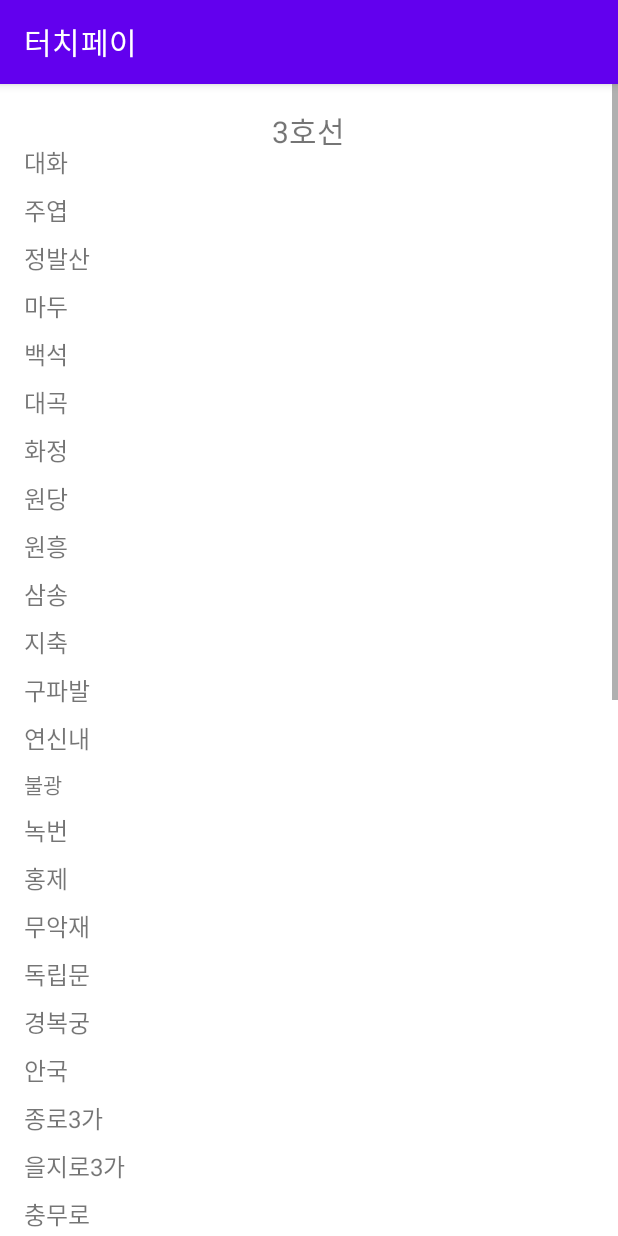
After one commit to maeng-kim/touchpay_project, an Android app: the _4_T_s3Activity screen opened directly, with no data from a screen before it, on a phone screen of 412 x 824 dp. The commit adds this screen. Run offline under Robolectric (Android 15) with nearby library versions, the phone set to English and light mode, and no system bars.

Commit message:
commit ssoh

```diff
--- a/app/src/main/AndroidManifest.xml
+++ b/app/src/main/AndroidManifest.xml
@@ -16,6 +16,9 @@
         android:theme="@style/Theme.Project2"
         android:usesCleartextTraffic="true"
         tools:targetApi="31">
+        <activity
+            android:name="._4_T_s3Activity"
+            android:exported="false" />
         <activity
             android:name="._4_T_s2Activity"
             android:exported="false" />
--- a/app/src/main/java/com/example/project2/_2_DeliveryTaxiActivity.java
+++ b/app/src/main/java/com/example/project2/_2_DeliveryTaxiActivity.java
@@ -35,5 +35,8 @@ public class _2_DeliveryTaxiActivity extends AppCompatActivity {
 
 
 
+
+
+
     }
 }
--- a/app/src/main/java/com/example/project2/_4_T_StationSelectActivity.java
+++ b/app/src/main/java/com/example/project2/_4_T_StationSelectActivity.java
@@ -57,6 +57,14 @@ public class _4_T_StationSelectActivity extends AppCompatActivity {
                 }
             });
 
+        s_3.setOnClickListener(new View.OnClickListener() {
+            @Override
+            public void onClick(View view) {
+                Intent intent = new Intent(getApplicationContext(), _4_T_s3Activity.class);
+                startActivity(intent);
+            }
+        });
+
 
 
     }
--- /dev/null
+++ b/app/src/main/java/com/example/project2/_4_T_s3Activity.java
@@ -0,0 +1,14 @@
+package com.example.project2;
+
+import androidx.appcompat.app.AppCompatActivity;
+
+import android.os.Bundle;
+
+public class _4_T_s3Activity extends AppCompatActivity {
+
+    @Override
+    protected void onCreate(Bundle savedInstanceState) {
+        super.onCreate(savedInstanceState);
+        setContentView(R.layout.activity_4_ts3);
+    }
+}
--- /dev/null
+++ b/app/src/main/res/layout/activity_4_ts3.xml
@@ -0,0 +1,557 @@
+<?xml version="1.0" encoding="utf-8"?>
+<ScrollView xmlns:android="http://schemas.android.com/apk/res/android"
+    xmlns:app="http://schemas.android.com/apk/res-auto"
+    xmlns:tools="http://schemas.android.com/tools"
+    android:layout_width="match_parent"
+    android:layout_height="match_parent"
+    tools:context="._4_T_s3Activity">
+
+    <androidx.constraintlayout.widget.ConstraintLayout
+        android:layout_width="match_parent"
+        android:layout_height="match_parent">
+
+        <TextView
+            android:id="@+id/NationalPoliceHospital"
+            android:layout_width="wrap_content"
+            android:layout_height="wrap_content"
+            android:layout_marginStart="16dp"
+            android:layout_marginLeft="16dp"
+            android:layout_marginTop="8dp"
+            android:text="@string/NationalPoliceHospital"
+            android:textSize="16sp"
+            app:layout_constraintStart_toStartOf="parent"
+            app:layout_constraintTop_toBottomOf="@+id/GarakMarket" />
+
+        <TextView
+            android:id="@+id/Daecheong"
+            android:layout_width="wrap_content"
+            android:layout_height="wrap_content"
+            android:layout_marginStart="16dp"
+            android:layout_marginLeft="16dp"
+            android:layout_marginTop="8dp"
+            android:text="@string/Daecheong"
+            android:textSize="16sp"
+            app:layout_constraintStart_toStartOf="parent"
+            app:layout_constraintTop_toBottomOf="@+id/Hangnyeoul" />
+
+        <TextView
+            android:id="@+id/Oksu"
+            android:layout_width="wrap_content"
+            android:layout_height="wrap_content"
+            android:layout_marginStart="16dp"
+            android:layout_marginLeft="16dp"
+            android:layout_marginTop="8dp"
+            android:text="옥수"
+            android:textSize="16sp"
+            app:layout_constraintStart_toStartOf="parent"
+            app:layout_constraintTop_toBottomOf="@+id/Geumho" />
+
+        <TextView
+            android:id="@+id/Jongno3ga"
+            android:layout_width="wrap_content"
+            android:layout_height="wrap_content"
+            android:layout_marginStart="16dp"
+            android:layout_marginLeft="16dp"
+            android:layout_marginTop="8dp"
+            android:text="종로3가"
+            android:textSize="16sp"
+            app:layout_constraintStart_toStartOf="parent"
+            app:layout_constraintTop_toBottomOf="@+id/Anguk" />
+
+        <TextView
+            android:id="@+id/Daehwa"
+            android:layout_width="wrap_content"
+            android:layout_height="wrap_content"
+            android:layout_marginStart="16dp"
+            android:layout_marginLeft="16dp"
+            android:layout_marginTop="40dp"
+            android:text="대화"
+            android:textSize="16sp"
+            app:layout_constraintStart_toStartOf="parent"
+            app:layout_constraintTop_toTopOf="parent" />
+
+        <TextView
+            android:id="@+id/Juyeop"
+            android:layout_width="wrap_content"
+            android:layout_height="wrap_content"
+            android:layout_marginStart="16dp"
+            android:layout_marginLeft="16dp"
+            android:layout_marginTop="8dp"
+            android:text="주엽"
+            android:textSize="16sp"
+            app:layout_constraintStart_toStartOf="parent"
+            app:layout_constraintTop_toBottomOf="@+id/Daehwa" />
+
+        <TextView
+            android:id="@+id/Jeongbalsan"
+            android:layout_width="wrap_content"
+            android:layout_height="wrap_content"
+            android:layout_marginStart="16dp"
+            android:layout_marginLeft="16dp"
+            android:layout_marginTop="8dp"
+            android:text="정발산"
+            android:textSize="16sp"
+            app:layout_constraintStart_toStartOf="parent"
+            app:layout_constraintTop_toBottomOf="@+id/Juyeop" />
+
+        <TextView
+            android:id="@+id/Madu"
+            android:layout_width="wrap_content"
+            android:layout_height="wrap_content"
+            android:layout_marginStart="16dp"
+            android:layout_marginLeft="16dp"
+            android:layout_marginTop="8dp"
+            android:text="마두"
+            android:textSize="16sp"
+            app:layout_constraintStart_toStartOf="parent"
+            app:layout_constraintTop_toBottomOf="@+id/Jeongbalsan" />
+
+        <TextView
+            android:id="@+id/Baekseok"
+            android:layout_width="wrap_content"
+            android:layout_height="wrap_content"
+            android:layout_marginStart="16dp"
+            android:layout_marginLeft="16dp"
+            android:layout_marginTop="8dp"
+            android:text="백석"
+            android:textSize="16sp"
+            app:layout_constraintStart_toStartOf="parent"
+            app:layout_constraintTop_toBottomOf="@+id/Madu" />
+
+        <TextView
+            android:id="@+id/Daegok"
+            android:layout_width="wrap_content"
+            android:layout_height="wrap_content"
+            android:layout_marginStart="16dp"
+            android:layout_marginLeft="16dp"
+            android:layout_marginTop="8dp"
+            android:text="대곡"
+            android:textSize="16sp"
+            app:layout_constraintStart_toStartOf="parent"
+            app:layout_constraintTop_toBottomOf="@+id/Baekseok" />
+
+        <TextView
+            android:id="@+id/Hwajeong"
+            android:layout_width="wrap_content"
+            android:layout_height="wrap_content"
+            android:layout_marginStart="16dp"
+            android:layout_marginLeft="16dp"
+            android:layout_marginTop="8dp"
+            android:text="화정"
+            android:textSize="16sp"
+            app:layout_constraintStart_toStartOf="parent"
+            app:layout_constraintTop_toBottomOf="@+id/Daegok" />
+
+        <TextView
+            android:id="@+id/Wondang"
+            android:layout_width="wrap_content"
+            android:layout_height="wrap_content"
+            android:layout_marginStart="16dp"
+            android:layout_marginLeft="16dp"
+            android:layout_marginTop="8dp"
+            android:text="원당"
+            android:textSize="16sp"
+            app:layout_constraintStart_toStartOf="parent"
+            app:layout_constraintTop_toBottomOf="@+id/Hwajeong" />
+
+        <TextView
+            android:id="@+id/Wonheung"
+            android:layout_width="wrap_content"
+            android:layout_height="wrap_content"
+            android:layout_marginStart="16dp"
+            android:layout_marginLeft="16dp"
+            android:layout_marginTop="8dp"
+            android:text="@string/Wonheung"
+            android:textSize="16sp"
+            app:layout_constraintStart_toStartOf="parent"
+            app:layout_constraintTop_toBottomOf="@+id/Wondang" />
+
+        <TextView
+            android:id="@+id/Samsong"
+            android:layout_width="wrap_content"
+            android:layout_height="wrap_content"
+            android:layout_marginStart="16dp"
+            android:layout_marginLeft="16dp"
+            android:layout_marginTop="8dp"
+            android:text="@string/Samsong"
+            android:textSize="16sp"
+            app:layout_constraintStart_toStartOf="parent"
+            app:layout_constraintTop_toBottomOf="@+id/Wonheung" />
+
+        <TextView
+            android:id="@+id/Jichuk"
+            android:layout_width="wrap_content"
+            android:layout_height="wrap_content"
+            android:layout_marginStart="16dp"
+            android:layout_marginLeft="16dp"
+            android:layout_marginTop="8dp"
+            android:text="@string/Jichuk"
+            android:textSize="16sp"
+            app:layout_constraintStart_toStartOf="parent"
+            app:layout_constraintTop_toBottomOf="@+id/Samsong" />
+
+        <TextView
+            android:id="@+id/Gupabal"
+            android:layout_width="wrap_content"
+            android:layout_height="wrap_content"
+            android:layout_marginStart="16dp"
+            android:layout_marginLeft="16dp"
+            android:layout_marginTop="8dp"
+            android:text="@string/Gupabal"
+            android:textSize="16sp"
+            app:layout_constraintStart_toStartOf="parent"
+            app:layout_constraintTop_toBottomOf="@+id/Jichuk" />
+
+        <TextView
+            android:id="@+id/Yeonsinnae"
+            android:layout_width="wrap_content"
+            android:layout_height="wrap_content"
+            android:layout_marginStart="16dp"
+            android:layout_marginLeft="16dp"
+            android:layout_marginTop="8dp"
+            android:text="@string/Yeonsinnae"
+            android:textSize="16sp"
+            app:layout_constraintStart_toStartOf="parent"
+            app:layout_constraintTop_toBottomOf="@+id/Gupabal" />
+
+        <TextView
+            android:id="@+id/Bulgwang"
+            android:layout_width="wrap_content"
+            android:layout_height="wrap_content"
+            android:layout_marginStart="16dp"
+            android:layout_marginLeft="16dp"
+            android:layout_marginTop="8dp"
+            android:text="@string/Bulgwang"
+            app:layout_constraintStart_toStartOf="parent"
+            app:layout_constraintTop_toBottomOf="@+id/Yeonsinnae" />
+
+        <TextView
+            android:id="@+id/Nokbeon"
+            android:layout_width="wrap_content"
+            android:layout_height="wrap_content"
+            android:layout_marginStart="16dp"
+            android:layout_marginLeft="16dp"
+            android:layout_marginTop="8dp"
+            android:text="녹번"
+            android:textSize="16sp"
+            app:layout_constraintStart_toStartOf="parent"
+            app:layout_constraintTop_toBottomOf="@+id/Bulgwang" />
+
+        <TextView
+            android:id="@+id/Hongje"
+            android:layout_width="wrap_content"
+            android:layout_height="wrap_content"
+            android:layout_marginStart="16dp"
+            android:layout_marginLeft="16dp"
+            android:layout_marginTop="8dp"
+            android:text="홍제"
+            android:textSize="16sp"
+            app:layout_constraintStart_toStartOf="parent"
+            app:layout_constraintTop_toBottomOf="@+id/Nokbeon" />
+
+        <TextView
+            android:id="@+id/Muakjae"
+            android:layout_width="wrap_content"
+            android:layout_height="wrap_content"
+            android:layout_marginStart="16dp"
+            android:layout_marginLeft="16dp"
+            android:layout_marginTop="8dp"
+            android:text="무악재"
+            android:textSize="16sp"
+            app:layout_constraintStart_toStartOf="parent"
+            app:layout_constraintTop_toBottomOf="@+id/Hongje" />
+
+        <TextView
+            android:id="@+id/Dongnimmun"
+            android:layout_width="wrap_content"
+            android:layout_height="wrap_content"
+            android:layout_marginStart="16dp"
+            android:layout_marginLeft="16dp"
+            android:layout_marginTop="8dp"
+            android:text="독립문"
+            android:textSize="16sp"
+            app:layout_constraintStart_toStartOf="parent"
+            app:layout_constraintTop_toBottomOf="@+id/Muakjae" />
+
+        <TextView
+            android:id="@+id/Gyeongbokgung"
+            android:layout_width="wrap_content"
+            android:layout_height="wrap_content"
+            android:layout_marginStart="16dp"
+            android:layout_marginLeft="16dp"
+            android:layout_marginTop="8dp"
+            android:text="경복궁"
+            android:textSize="16sp"
+            app:layout_constraintStart_toStartOf="parent"
+            app:layout_constraintTop_toBottomOf="@+id/Dongnimmun" />
+
+        <TextView
+            android:id="@+id/Anguk"
+            android:layout_width="wrap_content"
+            android:layout_height="wrap_content"
+            android:layout_marginStart="16dp"
+            android:layout_marginLeft="16dp"
+            android:layout_marginTop="8dp"
+            android:text="안국"
+            android:textSize="16sp"
+            app:layout_constraintStart_toStartOf="parent"
+            app:layout_constraintTop_toBottomOf="@+id/Gyeongbokgung" />
+
+        <TextView
+            android:id="@+id/Euljiro3ga"
+            android:layout_width="wrap_content"
+            android:layout_height="wrap_content"
+            android:layout_marginStart="16dp"
+            android:layout_marginLeft="16dp"
+            android:layout_marginTop="8dp"
+            android:text="을지로3가"
+            android:textSize="16sp"
+            app:layout_constraintStart_toStartOf="parent"
+            app:layout_constraintTop_toBottomOf="@+id/Jongno3ga" />
+
+
+        <TextView
+            android:id="@+id/Chungmuro"
+            android:layout_width="wrap_content"
+            android:layout_height="wrap_content"
+            android:layout_marginStart="16dp"
+            android:layout_marginLeft="16dp"
+            android:layout_marginTop="8dp"
+            android:text="충무로"
+            android:textSize="16sp"
+            app:layout_constraintStart_toStartOf="parent"
+            app:layout_constraintTop_toBottomOf="@+id/Euljiro3ga" />
+
+        <TextView
+            android:id="@+id/DonggukUniv"
+            android:layout_width="wrap_content"
+            android:layout_height="wrap_content"
+            android:layout_marginStart="16dp"
+            android:layout_marginLeft="16dp"
+            android:layout_marginTop="8dp"
+            android:text="동대입구"
+            android:textSize="16sp"
+            app:layout_constraintStart_toStartOf="parent"
+            app:layout_constraintTop_toBottomOf="@+id/Chungmuro" />
+
+        <TextView
+            android:id="@+id/Yaksu"
+            android:layout_width="wrap_content"
+            android:layout_height="wrap_content"
+            android:layout_marginStart="16dp"
+            android:layout_marginLeft="16dp"
+            android:layout_marginTop="8dp"
+            android:text="약수"
+            android:textSize="16sp"
+            app:layout_constraintStart_toStartOf="parent"
+            app:layout_constraintTop_toBottomOf="@+id/DonggukUniv" />
+
+        <TextView
+            android:id="@+id/Geumho"
+            android:layout_width="wrap_content"
+            android:layout_height="wrap_content"
+            android:layout_marginStart="16dp"
+            android:layout_marginLeft="16dp"
+            android:layout_marginTop="8dp"
+            android:text="금호"
+            android:textSize="16sp"
+            app:layout_constraintStart_toStartOf="parent"
+            app:layout_constraintTop_toBottomOf="@+id/Yaksu" />
+
+        <TextView
+            android:id="@+id/Apgujeong"
+            android:layout_width="wrap_content"
+            android:layout_height="wrap_content"
+            android:layout_marginStart="16dp"
+            android:layout_marginLeft="16dp"
+            android:layout_marginTop="8dp"
+            android:text="압구정"
+            android:textSize="16sp"
+            app:layout_constraintStart_toStartOf="parent"
+            app:layout_constraintTop_toBottomOf="@+id/Oksu" />
+
+        <TextView
+            android:id="@+id/Sinsa"
+            android:layout_width="wrap_content"
+            android:layout_height="wrap_content"
+            android:layout_marginStart="16dp"
+            android:layout_marginLeft="16dp"
+            android:layout_marginTop="8dp"
+            android:text="신사"
+            android:textSize="16sp"
+            app:layout_constraintStart_toStartOf="parent"
+            app:layout_constraintTop_toBottomOf="@+id/Apgujeong" />
+
+        <TextView
+            android:id="@+id/Jamwon"
+            android:layout_width="wrap_content"
+            android:layout_height="wrap_content"
+            android:layout_marginStart="16dp"
+            android:layout_marginLeft="16dp"
+            android:layout_marginTop="8dp"
+            android:text="잠원"
+            android:textSize="16sp"
+            app:layout_constraintStart_toStartOf="parent"
+            app:layout_constraintTop_toBottomOf="@+id/Sinsa" />
+
+        <TextView
+            android:id="@+id/ExpressBusTerminal"
+            android:layout_width="wrap_content"
+            android:layout_height="wrap_content"
+            android:layout_marginStart="16dp"
+            android:layout_marginLeft="16dp"
+            android:layout_marginTop="8dp"
+            android:text="고속터미널"
+            android:textSize="16sp"
+            app:layout_constraintStart_toStartOf="parent"
+            app:layout_constraintTop_toBottomOf="@+id/Jamwon" />
+
+        <TextView
+            android:id="@+id/SeoulNatlUnivofEducation"
+            android:layout_width="wrap_content"
+            android:layout_height="wrap_content"
+            android:layout_marginStart="16dp"
+            android:layout_marginLeft="16dp"
+            android:layout_marginTop="8dp"
+            android:text="교대"
+            android:textSize="16sp"
+            app:layout_constraintStart_toStartOf="parent"
+            app:layout_constraintTop_toBottomOf="@+id/ExpressBusTerminal" />
+
+        <TextView
+            android:id="@+id/NambuBusTerminal"
+            android:layout_width="wrap_content"
+            android:layout_height="wrap_content"
+            android:layout_marginStart="16dp"
+            android:layout_marginLeft="16dp"
+            android:layout_marginTop="8dp"
+            android:text="남부터미널"
+            android:textSize="16sp"
+            app:layout_constraintStart_toStartOf="parent"
+            app:layout_constraintTop_toBottomOf="@+id/SeoulNatlUnivofEducation" />
+
+        <TextView
+            android:id="@+id/Yangjae"
+            android:layout_width="wrap_content"
+            android:layout_height="wrap_content"
+            android:layout_marginStart="16dp"
+            android:layout_marginLeft="16dp"
+            android:layout_marginTop="8dp"
+            android:text="양재"
+            android:textSize="16sp"
+            app:layout_constraintStart_toStartOf="parent"
+            app:layout_constraintTop_toBottomOf="@+id/NambuBusTerminal" />
+
+        <TextView
+            android:id="@+id/Maebong"
+            android:layout_width="wrap_content"
+            android:layout_height="wrap_content"
+            android:layout_marginStart="16dp"
+            android:layout_marginLeft="16dp"
+            android:layout_marginTop="8dp"
+            android:text="매봉"
+            android:textSize="16sp"
+            app:layout_constraintStart_toStartOf="parent"
+            app:layout_constraintTop_toBottomOf="@+id/Yangjae" />
+
+        <TextView
+            android:id="@+id/Dogok"
+            android:layout_width="wrap_content"
+            android:layout_height="wrap_content"
+            android:layout_marginStart="16dp"
+            android:layout_marginLeft="16dp"
+            android:layout_marginTop="8dp"
+            android:text="도곡"
+            android:textSize="16sp"
+            app:layout_constraintStart_toStartOf="parent"
+            app:layout_constraintTop_toBottomOf="@+id/Maebong" />
+
+        <TextView
+            android:id="@+id/Daechi"
+            android:layout_width="wrap_content"
+            android:layout_height="wrap_content"
+            android:layout_marginStart="16dp"
+            android:layout_marginLeft="16dp"
+            android:layout_marginTop="8dp"
+            android:text="대치"
+            android:textSize="16sp"
+            app:layout_constraintStart_toStartOf="parent"
+            app:layout_constraintTop_toBottomOf="@+id/Dogok" />
+
+        <TextView
+            android:id="@+id/Hangnyeoul"
+            android:layout_width="wrap_content"
+            android:layout_height="wrap_content"
+            android:layout_marginStart="16dp"
+            android:layout_marginLeft="16dp"
+            android:layout_marginTop="8dp"
+            android:text="힉여울"
+            android:textSize="16sp"
+            app:layout_constraintStart_toStartOf="parent"
+            app:layout_constraintTop_toBottomOf="@+id/Daechi" />
+
+        <TextView
+            android:id="@+id/Irwon"
+            android:layout_width="wrap_content"
+            android:layout_height="wrap_content"
+            android:layout_marginStart="16dp"
+            android:layout_marginLeft="16dp"
+            android:layout_marginTop="8dp"
+            android:text="일원"
+            android:textSize="16sp"
+            app:layout_constraintStart_toStartOf="parent"
+            app:layout_constraintTop_toBottomOf="@+id/Daecheong" />
+
+        <TextView
+            android:id="@+id/Suseo"
+            android:layout_width="wrap_content"
+            android:layout_height="wrap_content"
+            android:layout_marginStart="16dp"
+            android:layout_marginLeft="16dp"
+            android:layout_marginTop="8dp"
+            android:text="수서"
+            android:textSize="16sp"
+            app:layout_constraintStart_toStartOf="parent"
+            app:layout_constraintTop_toBottomOf="@+id/Irwon" />
+
+        <TextView
+            android:id="@+id/GarakMarket"
+            android:layout_width="wrap_content"
+            android:layout_height="wrap_content"
+            android:layout_marginStart="16dp"
+            android:layout_marginLeft="16dp"
+            android:layout_marginTop="8dp"
+            android:text="가락시장"
+            android:textSize="16sp"
+            app:layout_constraintStart_toStartOf="parent"
+            app:layout_constraintTop_toBottomOf="@+id/Suseo" />
+
+        <TextView
+            android:id="@+id/Ogeum"
+            android:layout_width="wrap_content"
+            android:layout_height="wrap_content"
+            android:layout_marginStart="16dp"
+            android:layout_marginLeft="16dp"
+            android:layout_marginTop="8dp"
+            android:text="오금"
+            android:textSize="16sp"
+            app:layout_constraintStart_toStartOf="parent"
+            app:layout_constraintTop_toBottomOf="@+id/NationalPoliceHospital" />
+
+        <TextView
+            android:id="@+id/s3"
+            android:layout_width="50dp"
+            android:layout_height="25dp"
+            android:layout_marginStart="181dp"
+            android:layout_marginLeft="181dp"
+            android:layout_marginTop="16dp"
+            android:layout_marginEnd="181dp"
+            android:layout_marginRight="181dp"
+            android:text="3호선"
+            android:textSize="20sp"
+            app:layout_constraintEnd_toEndOf="parent"
+            app:layout_constraintStart_toStartOf="parent"
+            app:layout_constraintTop_toTopOf="parent" />
+    </androidx.constraintlayout.widget.ConstraintLayout>
+
+</ScrollView>
```
